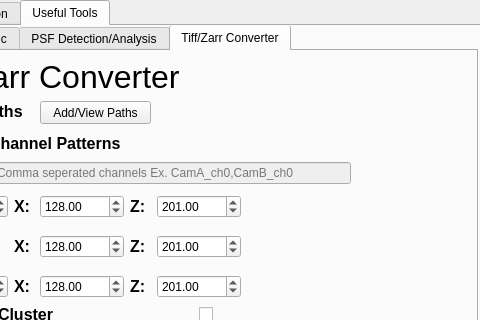
Before: the Qt Designer form mainwindow.ui in abcucberkeley/PetaKit5D-GUI, drawn with Qt 5; both pictures show x 320 to 800 and y 0 to 320 of the 800 by 600 pixel window.
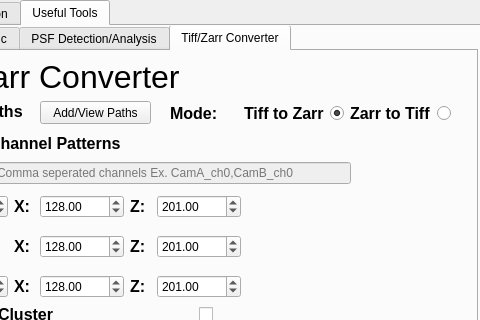
After: the same form once the commit is applied. The open tabs and pages were chosen to show the change.

Commit message: Adding to tiffZarrConverter. Fixed bugs with data paths crashing the GUI

Diff of the .ui file:
```diff
--- a/mainwindow.ui
+++ b/mainwindow.ui
@@ -9599,6 +9599,97 @@
          </item>
         </layout>
        </widget>
+       <widget class="QWidget" name="horizontalLayoutWidget_29">
+        <property name="geometry">
+         <rect>
+          <x>490</x>
+          <y>50</y>
+          <width>281</width>
+          <height>25</height>
+         </rect>
+        </property>
+        <layout class="QHBoxLayout" name="horizontalLayout_153">
+         <item>
+          <widget class="QLabel" name="psfDetectionAnalysisModeLabel_2">
+           <property name="font">
+            <font>
+             <pointsize>12</pointsize>
+             <weight>75</weight>
+             <bold>true</bold>
+             <strikeout>false</strikeout>
+             <kerning>true</kerning>
+            </font>
+           </property>
+           <property name="text">
+            <string>Mode:</string>
+           </property>
+          </widget>
+         </item>
+         <item>
+          <layout class="QHBoxLayout" name="horizontalLayout_154">
+           <item>
+            <widget class="QLabel" name="tiffZarrConverterTiffToZarrLabel">
+             <property name="font">
+              <font>
+               <pointsize>12</pointsize>
+               <weight>75</weight>
+               <bold>true</bold>
+               <strikeout>false</strikeout>
+               <kerning>true</kerning>
+              </font>
+             </property>
+             <property name="text">
+              <string>Tiff to Zarr</string>
+             </property>
+            </widget>
+           </item>
+           <item>
+            <widget class="QRadioButton" name="tiffZarrConverterTiffToZarrRadioButton">
+             <property name="text">
+              <string/>
+             </property>
+             <property name="checked">
+              <bool>true</bool>
+             </property>
+             <attribute name="buttonGroup">
+              <string notr="true">tiffZarrConverterButtonGroup</string>
+             </attribute>
+            </widget>
+           </item>
+          </layout>
+         </item>
+         <item>
+          <layout class="QHBoxLayout" name="horizontalLayout_155">
+           <item>
+            <widget class="QLabel" name="tiffZarrConverterZarrToTiffLabel">
+             <property name="font">
+              <font>
+               <pointsize>12</pointsize>
+               <weight>75</weight>
+               <bold>true</bold>
+               <strikeout>false</strikeout>
+               <kerning>true</kerning>
+              </font>
+             </property>
+             <property name="text">
+              <string>Zarr to Tiff</string>
+             </property>
+            </widget>
+           </item>
+           <item>
+            <widget class="QRadioButton" name="tiffZarrConverterZarrToTiffRadioButton">
+             <property name="text">
+              <string/>
+             </property>
+             <attribute name="buttonGroup">
+              <string notr="true">tiffZarrConverterButtonGroup</string>
+             </attribute>
+            </widget>
+           </item>
+          </layout>
+         </item>
+        </layout>
+       </widget>
       </widget>
      </widget>
     </widget>
```
Left out of the diff: 7 changed lines with no effect on the pictures. The commit also changes 4 other files.
